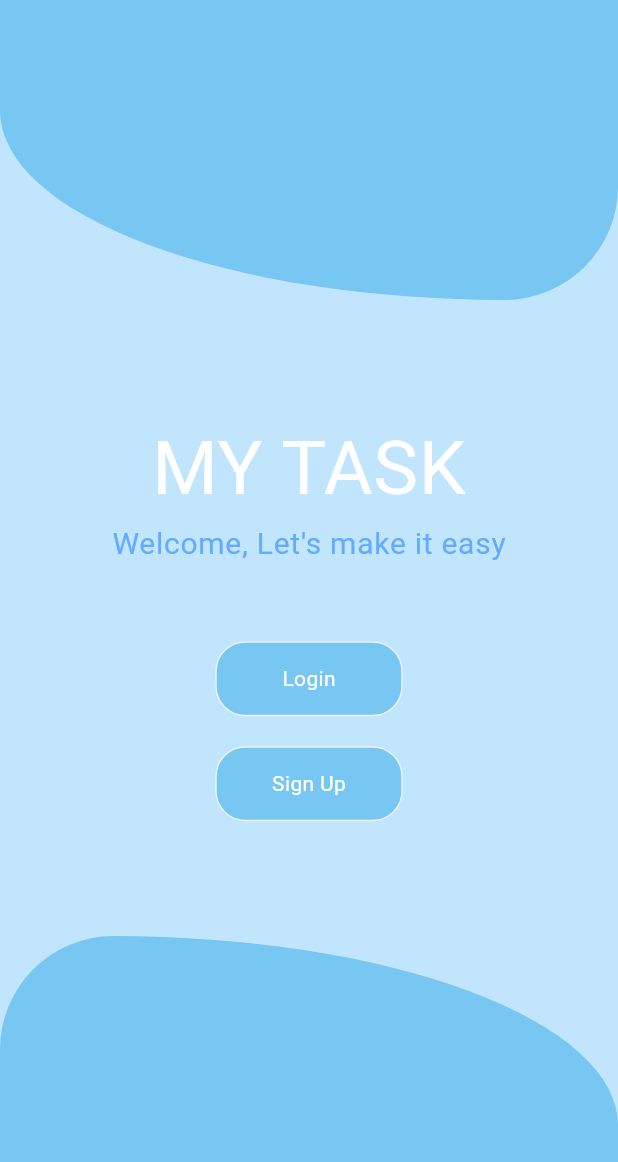
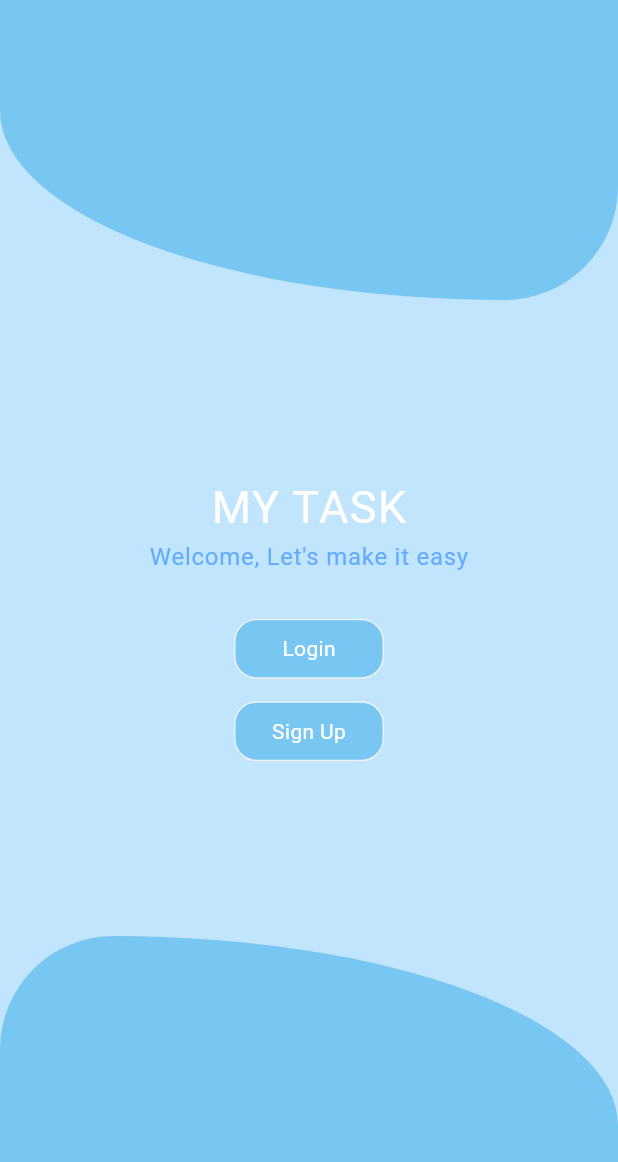
Before and after one commit to azix-khan/mytasks, a Flutter app: the screen it shows after launch, on a phone screen of 412 x 824 dp. Shown: the top 1162 px of the screen. Run offline on Flutter 3.47's test engine with Material 2 defaults, Android fonts, the light colour scheme and no system bars; our stand-ins replace google_fonts.

Commit message:
Responsive layout

```diff
--- a/lib/Screens/home_screen.dart
+++ b/lib/Screens/home_screen.dart
@@ -94,7 +94,7 @@ class HomeScreen extends StatelessWidget {
         ),
         body: Stack(
           children: <Widget>[
-            customContainer('Home'),
+            customContainer('Home', context),
             Center(
               child: Column(
                 mainAxisAlignment: MainAxisAlignment.center,
--- a/lib/Screens/login_screen.dart
+++ b/lib/Screens/login_screen.dart
@@ -21,7 +21,7 @@ class _LoginScreenState extends State<LoginScreen> {
       body: Stack(
         children: <Widget>[
           // Background Container
-          customContainer('My Task'),
+          customContainer('My Task', context),
           // App's Content
           Center(
             child: Padding(
--- a/lib/Screens/signup_screen.dart
+++ b/lib/Screens/signup_screen.dart
@@ -24,7 +24,7 @@ class _SignUpScreenState extends State<SignUpScreen> {
       body: Stack(
         children: <Widget>[
           // Background Container
-          customContainer('My Task'),
+          customContainer('My Task', context),
           // App's Content
           Center(
             child: Padding(
--- a/lib/Screens/welcome_screen.dart
+++ b/lib/Screens/welcome_screen.dart
@@ -15,15 +15,18 @@ class WelcomeScreen extends StatefulWidget {
 class _WelcomeScreenState extends State<WelcomeScreen> {
   @override
   Widget build(BuildContext context) {
+    final screenSize = MediaQuery.of(context).size;
+    final isSmallScreen = screenSize.width < 600;
+    final isShortScreen = screenSize.height < 600;
+
     return Scaffold(
       body: Stack(
         children: <Widget>[
           // Background Container
-          customContainer(''),
-          // App's Content
+          customContainer('', context),
           Center(
             child: Padding(
-              padding: const EdgeInsets.all(20.0),
+              padding: EdgeInsets.all(isSmallScreen ? 10.0 : 20.0),
               child: SingleChildScrollView(
                 child: Column(
                   mainAxisAlignment: MainAxisAlignment.center,
@@ -32,27 +35,29 @@ class _WelcomeScreenState extends State<WelcomeScreen> {
                     Column(
                       children: [
                         Text(
-                          'MY TASK', // Use the provided title here
+                          'MY TASK',
                           style: GoogleFonts.carterOne(
-                            textStyle: const TextStyle(
+                            textStyle: TextStyle(
                               color: Colors.white,
-                                letterSpacing: .5,
-                                fontSize: 50),
+                              letterSpacing: isSmallScreen ? 1.0 : 0.5,
+                              fontSize: isSmallScreen ? 30 : 50,
+                            ),
                           ),
                         ),
                         Text(
-                          "Welcome, Let's make it easy", // Use the provided title here
+                          "Welcome, Let's make it easy",
                           style: GoogleFonts.carterOne(
-                            textStyle: const TextStyle(
-                                color: Color(0xff63ABFF),
-                                letterSpacing: .5,
-                                fontSize: 20),
+                            textStyle: TextStyle(
+                              color: const Color(0xff63ABFF),
+                              letterSpacing: isSmallScreen ? 0.5 : 0.2,
+                              fontSize: isSmallScreen ? 16 : 20,
+                            ),
                           ),
                         ),
                       ],
                     ),
-                    const SizedBox(
-                      height: 50,
+                    SizedBox(
+                      height: isShortScreen ? 20 : (isSmallScreen ? 30 : 50),
                     ),
                     RoundButton(
                       title: 'Login',
@@ -61,10 +66,13 @@ class _WelcomeScreenState extends State<WelcomeScreen> {
                         Navigator.push(
                           context,
                           MaterialPageRoute(
-                                  builder: (context) => const LoginScreen()));
-                        }),
-                    const SizedBox(
-                      height: 20,
+                            builder: (context) => const LoginScreen(),
+                          ),
+                        );
+                      },
+                    ),
+                    SizedBox(
+                      height: isShortScreen ? 10 : (isSmallScreen ? 15 : 20),
                     ),
                     RoundButton(
                       title: 'Sign Up',
@@ -73,8 +81,11 @@ class _WelcomeScreenState extends State<WelcomeScreen> {
                         Navigator.push(
                           context,
                           MaterialPageRoute(
-                                  builder: (context) => const SignUpScreen()));
-                        }),
+                            builder: (context) => const SignUpScreen(),
+                          ),
+                        );
+                      },
+                    ),
                   ],
                 ),
               ),
--- a/lib/Utils/custom_container.dart
+++ b/lib/Utils/custom_container.dart
@@ -1,17 +1,20 @@
 import 'package:flutter/material.dart';
 import 'package:google_fonts/google_fonts.dart';
 
-Widget customContainer(String title) {
+Widget customContainer(String title, BuildContext context) {
+  final screenSize = MediaQuery.of(context).size;
+  final isSmallScreen = screenSize.width < 600;
+
   return Container(
     child: Stack(
       children: <Widget>[
         Container(
           alignment: Alignment.topCenter,
           width: double.infinity,
-          decoration: const BoxDecoration(
-            color: Color(0xffC2E5FE),
+          decoration: BoxDecoration(
+            color: const Color(0xffC2E5FE),
             borderRadius: BorderRadius.only(
-              topLeft: Radius.circular(80),
+              topLeft: Radius.circular(isSmallScreen ? 30 : 80),
             ),
           ),
           child: const Text(
@@ -22,19 +25,23 @@ Widget customContainer(String title) {
         Container(
           height: 200,
           width: double.infinity,
-          decoration: const BoxDecoration(
-            color: Color(0xff78C6F2),
+          decoration: BoxDecoration(
+            color: const Color(0xff78C6F2),
             borderRadius: BorderRadius.only(
-              bottomLeft: Radius.elliptical(800.20, 300.30),
-              bottomRight: Radius.circular(180),
+              bottomLeft: Radius.elliptical(isSmallScreen ? 400.20 : 800.20,
+                  isSmallScreen ? 150.30 : 300.30),
+              bottomRight: Radius.circular(isSmallScreen ? 90 : 180),
             ),
           ),
           child: Center(
             child: Text(
-              title, // Use the provided title here
+              title,
               style: GoogleFonts.carterOne(
-                textStyle: const TextStyle(
-                    color: Color(0xffEAF2F2), letterSpacing: .5, fontSize: 50),
+                textStyle: TextStyle(
+                  color: const Color(0xffEAF2F2),
+                  letterSpacing: isSmallScreen ? 0.2 : 0.5,
+                  fontSize: isSmallScreen ? 40 : 50,
+                ),
               ),
               textAlign: TextAlign.center,
             ),
@@ -45,11 +52,12 @@ Widget customContainer(String title) {
           child: Container(
             height: 200,
             width: double.infinity,
-            decoration: const BoxDecoration(
-              color: Color(0xff78C6F2),
+            decoration: BoxDecoration(
+              color: const Color(0xff78C6F2),
               borderRadius: BorderRadius.only(
-                topLeft: Radius.circular(180),
-                topRight: Radius.elliptical(800.20, 300.30),
+                topLeft: Radius.circular(isSmallScreen ? 90 : 180),
+                topRight: Radius.elliptical(isSmallScreen ? 400.20 : 800.20,
+                    isSmallScreen ? 150.30 : 300.30),
               ),
             ),
             child: const Center(
--- a/lib/Utils/round_button.dart
+++ b/lib/Utils/round_button.dart
@@ -4,23 +4,29 @@ class RoundButton extends StatelessWidget {
   final String title;
   final VoidCallback onTap;
   final bool loading;
-  const RoundButton(
-      {super.key,
-      required this.title,
-      required this.onTap,
-      this.loading = false});
+
+  const RoundButton({
+    super.key,
+    required this.title,
+    required this.onTap,
+    this.loading = false,
+  });
 
   @override
   Widget build(BuildContext context) {
+    final screenSize = MediaQuery.of(context).size;
+    final isSmallScreen = screenSize.width < 600;
+
     return InkWell(
       onTap: onTap,
       child: Container(
-        height: 50,
-        width: 125,
+        height: isSmallScreen ? 40 : 50,
+        width: isSmallScreen ? 100 : 125,
         decoration: BoxDecoration(
-            color: const Color(0xff78C6F2),
-            borderRadius: BorderRadius.circular(20),
-            border: Border.all(color: const Color(0xffEAF2F2))),
+          color: const Color(0xff78C6F2),
+          borderRadius: BorderRadius.circular(isSmallScreen ? 15 : 20),
+          border: Border.all(color: const Color(0xffEAF2F2)),
+        ),
         child: Center(
           child: loading
               ? const CircularProgressIndicator(
```
Lines whose indentation alone changed are shown as unchanged.
